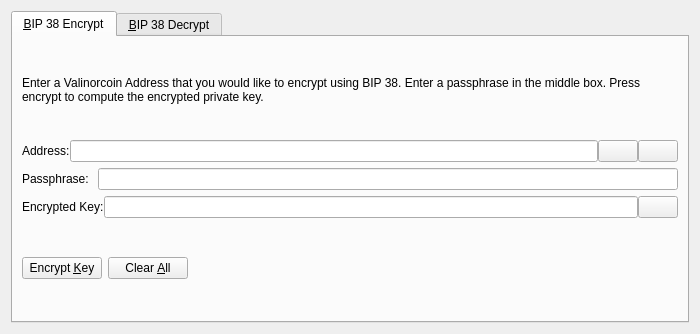
Above: src/qt/forms/bip38tooldialog.ui from worldmint/valgard before the change. Below: the same form after it.
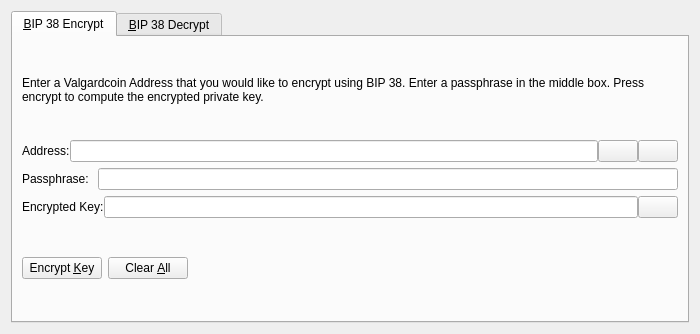
That is the form after the change. The open tabs and pages were chosen to show the change. Icons and pictures are not drawn. Custom widgets are drawn as their Qt base class.

Diff of the .ui file:
```diff
--- a/src/qt/forms/bip38tooldialog.ui
+++ b/src/qt/forms/bip38tooldialog.ui
@@ -30,7 +30,7 @@
        <item>
         <widget class="QLabel" name="infoLabel_ENC">
          <property name="text">
-          <string>Enter a Valinorcoin Address that you would like to encrypt using BIP 38. Enter a passphrase in the middle box. Press encrypt to compute the encrypted private key.</string>
+          <string>Enter a Valgardcoin Address that you would like to encrypt using BIP 38. Enter a passphrase in the middle box. Press encrypt to compute the encrypted private key.</string>
          </property>
          <property name="textFormat">
           <enum>Qt::PlainText</enum>
```
Left out of the diff: 24 changed lines with no effect on the pictures.
